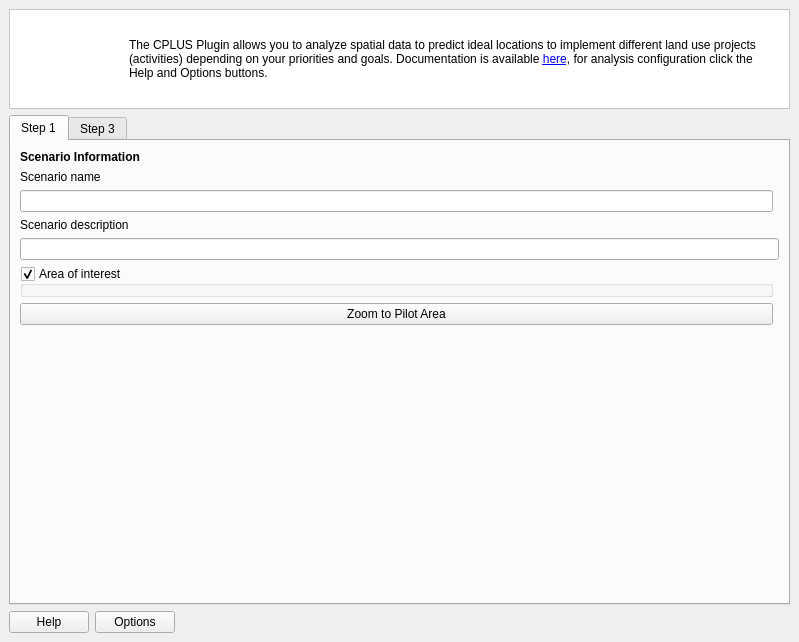
Before: the Qt Designer form src/cplus_plugin/ui/qgis_cplus_main_dockwidget.ui in ConservationInternational/cplus-plugin, drawn with Qt 5.
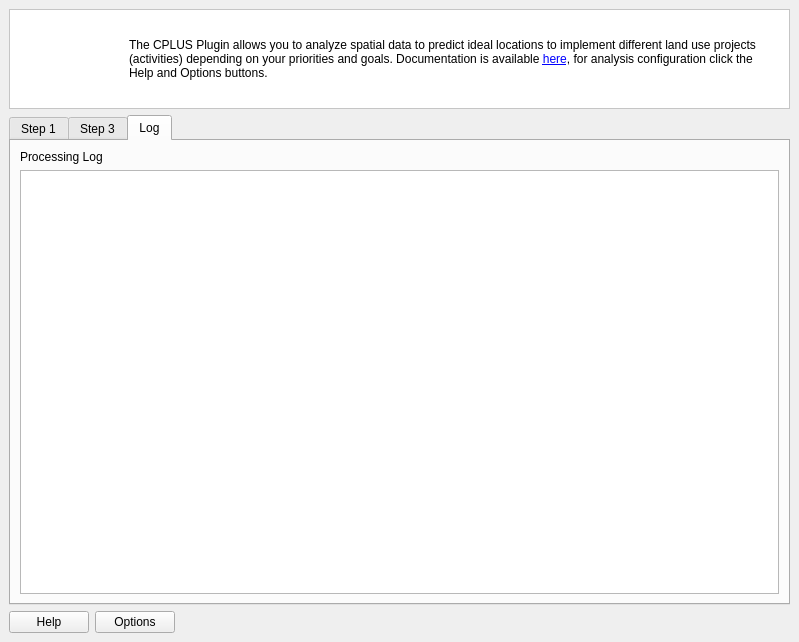
After: the same form once the commit is applied. Icons and pictures are not drawn. Custom widgets are drawn as their Qt base class.

Commit message: initial work in tracking logs

Patch:
```diff
--- a/src/cplus_plugin/ui/qgis_cplus_main_dockwidget.ui
+++ b/src/cplus_plugin/ui/qgis_cplus_main_dockwidget.ui
@@ -87,7 +87,7 @@
     <item>
      <widget class="QTabWidget" name="tab_widget">
       <property name="currentIndex">
-       <number>0</number>
+       <number>2</number>
       </property>
       <widget class="QWidget" name="step_3">
        <attribute name="title">
@@ -453,6 +453,27 @@
         </item>
        </layout>
       </widget>
+      <widget class="QWidget" name="log">
+       <attribute name="title">
+        <string>Log</string>
+       </attribute>
+       <layout class="QGridLayout" name="gridLayout_3">
+        <item row="0" column="0">
+         <layout class="QGridLayout" name="gridLayout_2">
+          <item row="0" column="0">
+           <widget class="QLabel" name="label">
+            <property name="text">
+             <string>Processing Log</string>
+            </property>
+           </widget>
+          </item>
+          <item row="1" column="0">
+           <widget class="QPlainTextEdit" name="log_text_box"/>
+          </item>
+         </layout>
+        </item>
+       </layout>
+      </widget>
      </widget>
     </item>
     <item>
```
The commit also changes 1 other file.
